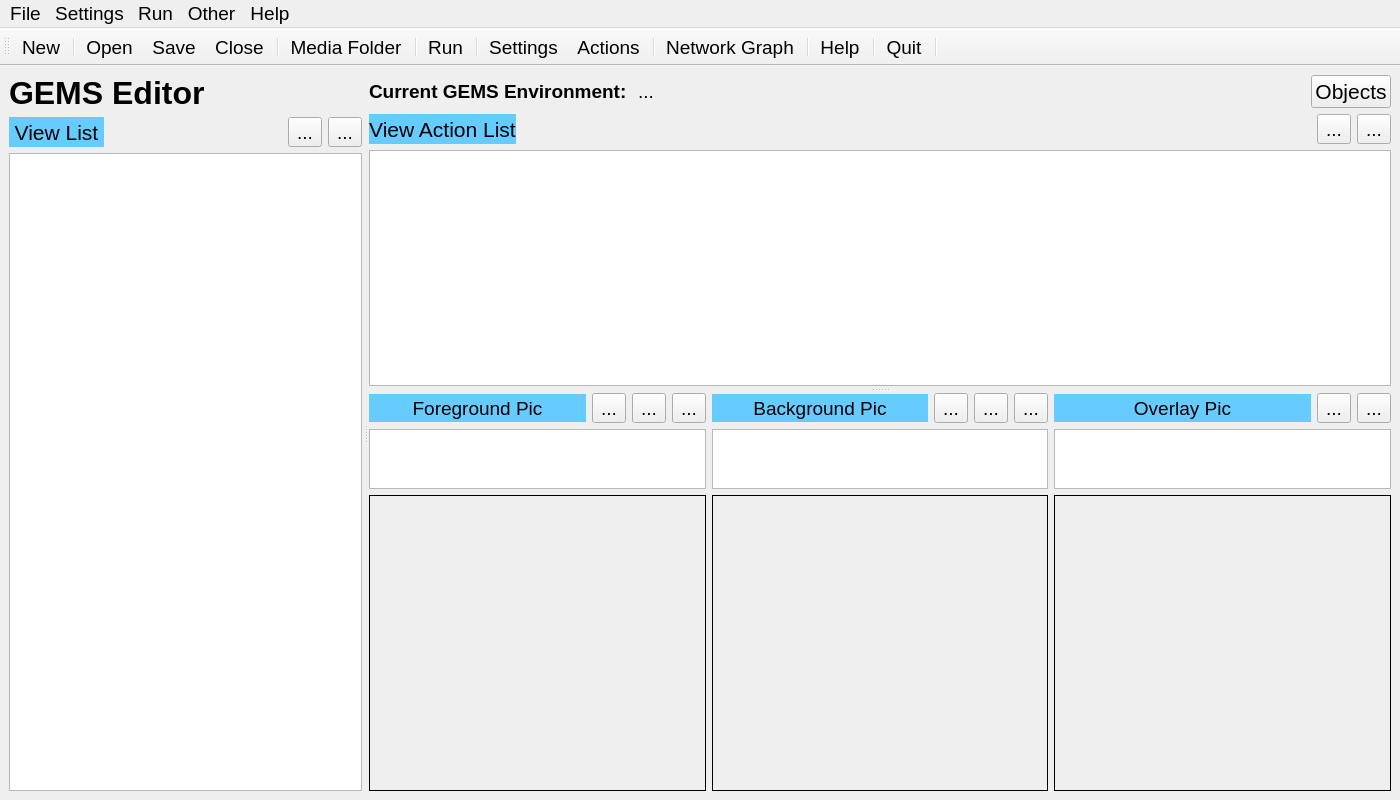
First picture: the form in gemsedit/gui/gems_window.ui, repository travisseymour/GEMSedit, before the edit.
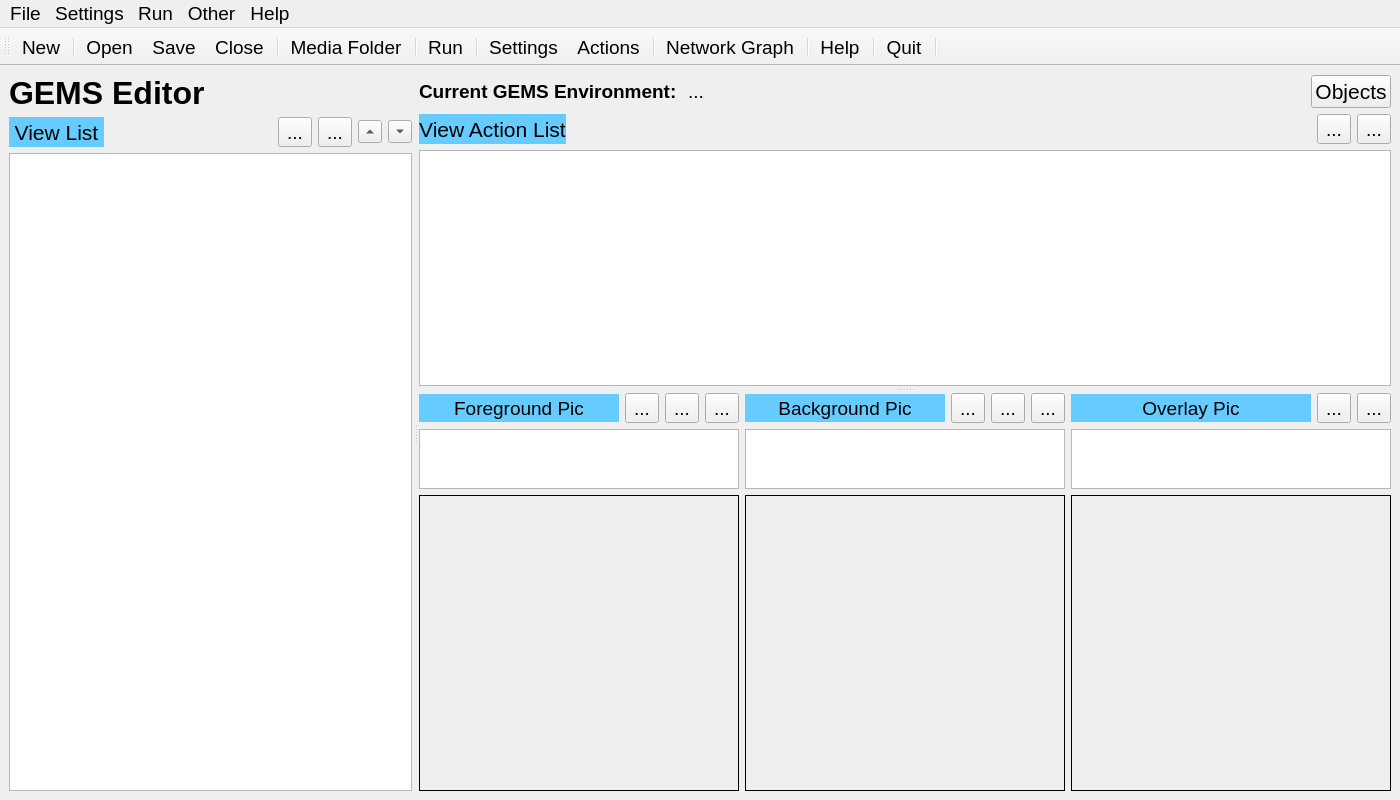
Second picture: the form after the edit. Icons and pictures are not drawn.

Commit message: can now adjust position of view in view list

```diff
--- a/gemsedit/gui/gems_window.ui
+++ b/gemsedit/gui/gems_window.ui
@@ -81,7 +81,7 @@
               </property>
              </widget>
             </item>
-            <item row="0" column="3" colspan="2">
+            <item row="0" column="3" colspan="4">
              <widget class="QLabel" name="label_6">
               <property name="maximumSize">
                <size>
@@ -142,7 +142,33 @@
               </property>
              </widget>
             </item>
-            <item row="2" column="0" colspan="5">
+            <item row="1" column="5">
+             <widget class="QToolButton" name="viewUp_toolButton">
+              <property name="toolTip">
+               <string>Move selected view up</string>
+              </property>
+              <property name="text">
+               <string>...</string>
+              </property>
+              <property name="arrowType">
+               <enum>Qt::UpArrow</enum>
+              </property>
+             </widget>
+            </item>
+            <item row="1" column="6">
+             <widget class="QToolButton" name="viewDown_toolButton">
+              <property name="toolTip">
+               <string>Move selected view down</string>
+              </property>
+              <property name="text">
+               <string>...</string>
+              </property>
+              <property name="arrowType">
+               <enum>Qt::DownArrow</enum>
+              </property>
+             </widget>
+            </item>
+            <item row="2" column="0" colspan="7">
              <widget class="QTableView" name="view_tableView">
               <property name="sizePolicy">
                <sizepolicy hsizetype="MinimumExpanding" vsizetype="Expanding">
```
The commit also changes 2 other files.
